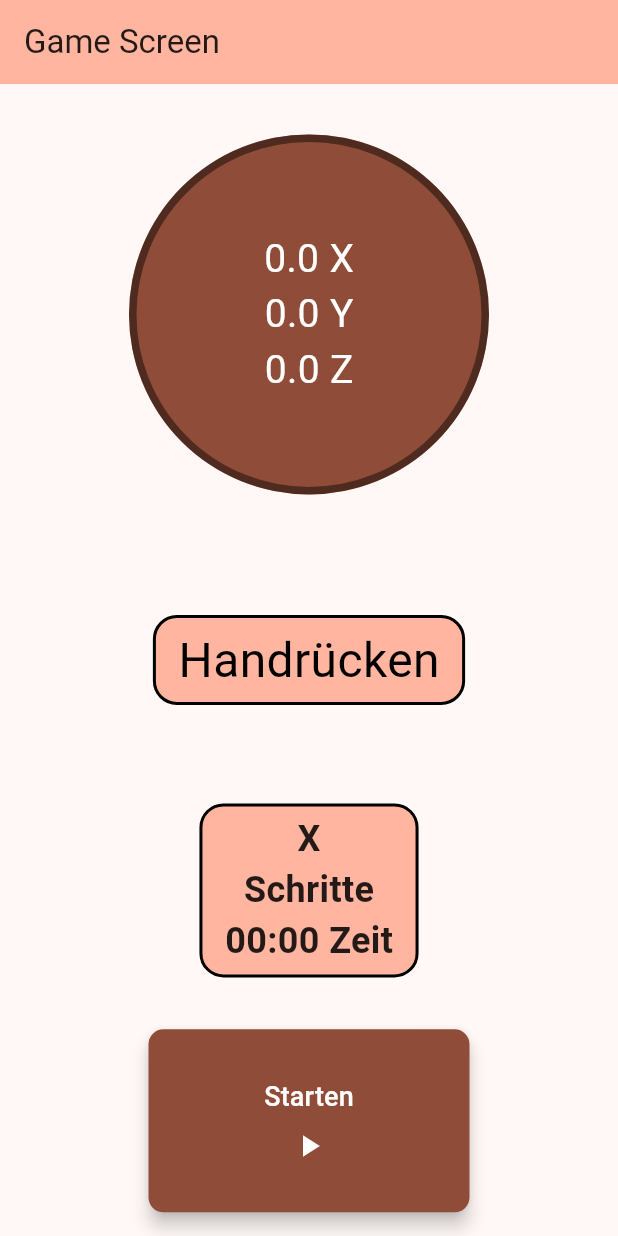
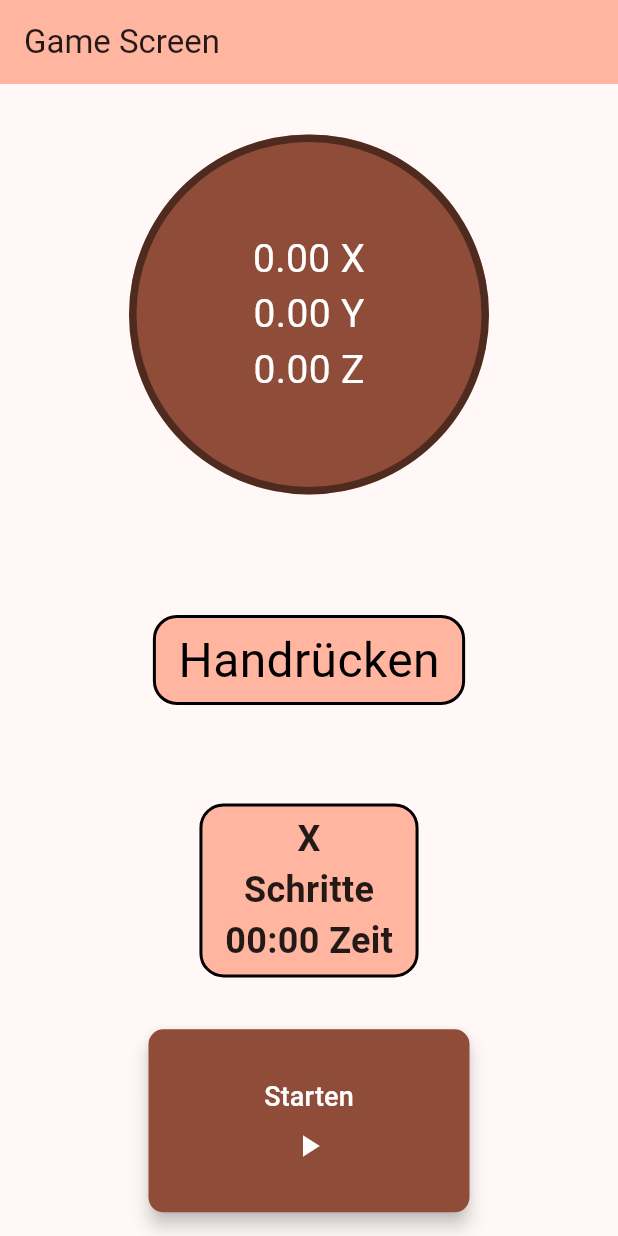
Before and after one commit to jeromehzl/bearwalk, a Flutter app: the GameScreen screen opened directly, on a phone screen of 412 x 824 dp. Run offline on Flutter 3.47's test engine with Material 3 defaults, Android fonts, the phone set to English and light mode, and no system bars; our stand-ins replace sensors_plus.

Commit message:
Finish first frontend and added sensor data

```diff
--- a/lib/screens/game_screen.dart
+++ b/lib/screens/game_screen.dart
@@ -1,10 +1,36 @@
 import 'package:bearwalk/widgets/large_icon_button.dart';
+import 'package:flutter/foundation.dart';
 import 'package:flutter/material.dart';
+import 'package:sensors_plus/sensors_plus.dart';
 
 import '../utils/ColorHelper.dart';
 
-class GameScreen extends StatelessWidget {
+class GameScreen extends StatefulWidget {
   const GameScreen({super.key});
+
+  @override
+  State<GameScreen> createState() => _GameScreenState();
+}
+
+class _GameScreenState extends State<GameScreen> {
+  GyroscopeEvent _gyroscopeEvent = GyroscopeEvent(0, 0, 0);
+
+  @override
+  void initState() {
+    super.initState();
+
+    gyroscopeEventStream(samplingPeriod: const Duration(milliseconds: 500))
+        .listen((GyroscopeEvent event) {
+      setState(() {
+        _gyroscopeEvent = event;
+      });
+
+      if (kDebugMode) {
+        print(_gyroscopeEvent);
+        print(event);
+      }
+    });
+  }
 
   @override
   Widget build(BuildContext context) {
@@ -33,26 +59,26 @@ class GameScreen extends StatelessWidget {
                   ),
                 ),
                 alignment: Alignment.center,
-                child: const Column(
+                child: Column(
                   mainAxisAlignment: MainAxisAlignment.center,
                   children: [
                     Text(
-                      '0.0 X',
-                      style: TextStyle(
+                      '${_gyroscopeEvent.x.toStringAsFixed(2)} X',
+                      style: const TextStyle(
                         color: Colors.white,
                         fontSize: 26,
                       ),
                     ),
                     Text(
-                      '0.0 Y',
-                      style: TextStyle(
+                      '${_gyroscopeEvent.y.toStringAsFixed(2)} Y',
+                      style: const TextStyle(
                         color: Colors.white,
                         fontSize: 26,
                       ),
                     ),
                     Text(
-                      '0.0 Z',
-                      style: TextStyle(
+                      '${_gyroscopeEvent.z.toStringAsFixed(2)} Z',
+                      style: const TextStyle(
                         color: Colors.white,
                         fontSize: 26,
                       ),
--- a/pubspec.yaml
+++ b/pubspec.yaml
@@ -36,6 +36,7 @@ dependencies:
   # Use with the CupertinoIcons class for iOS style icons.
   cupertino_icons: ^1.0.2
   provider: ^6.1.1
+  sensors_plus: ^4.0.1
 
 dev_dependencies:
   flutter_test:
```
Also changed, not shown: lib/main.dart (+7 -1 lines), pubspec.lock.
